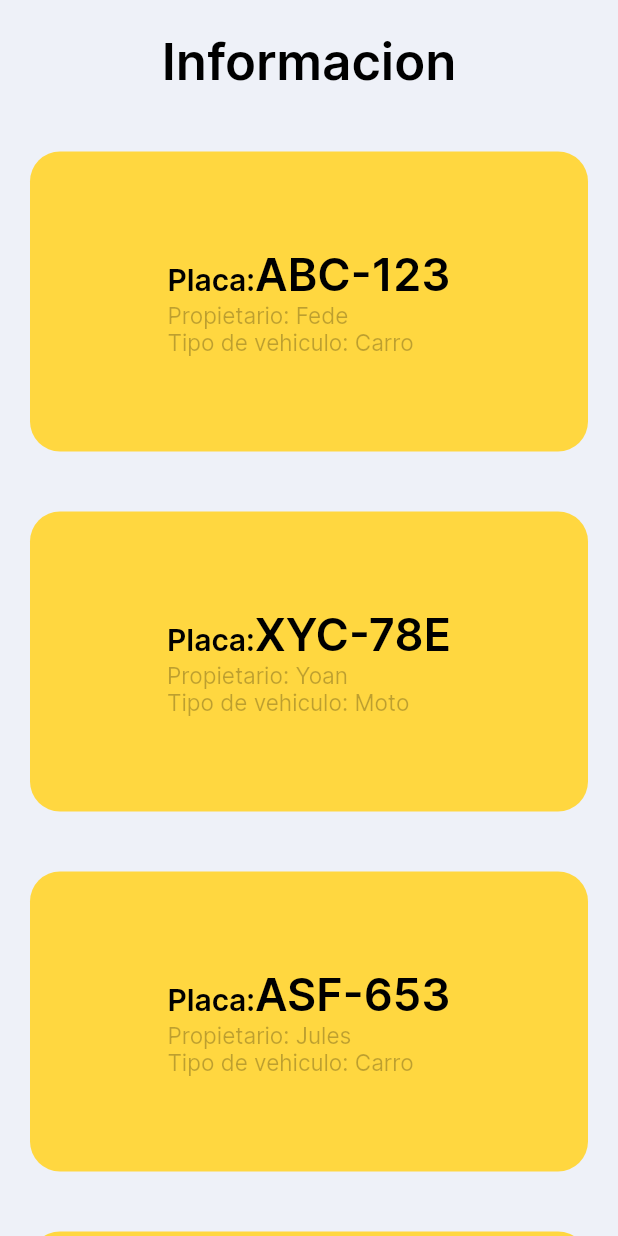
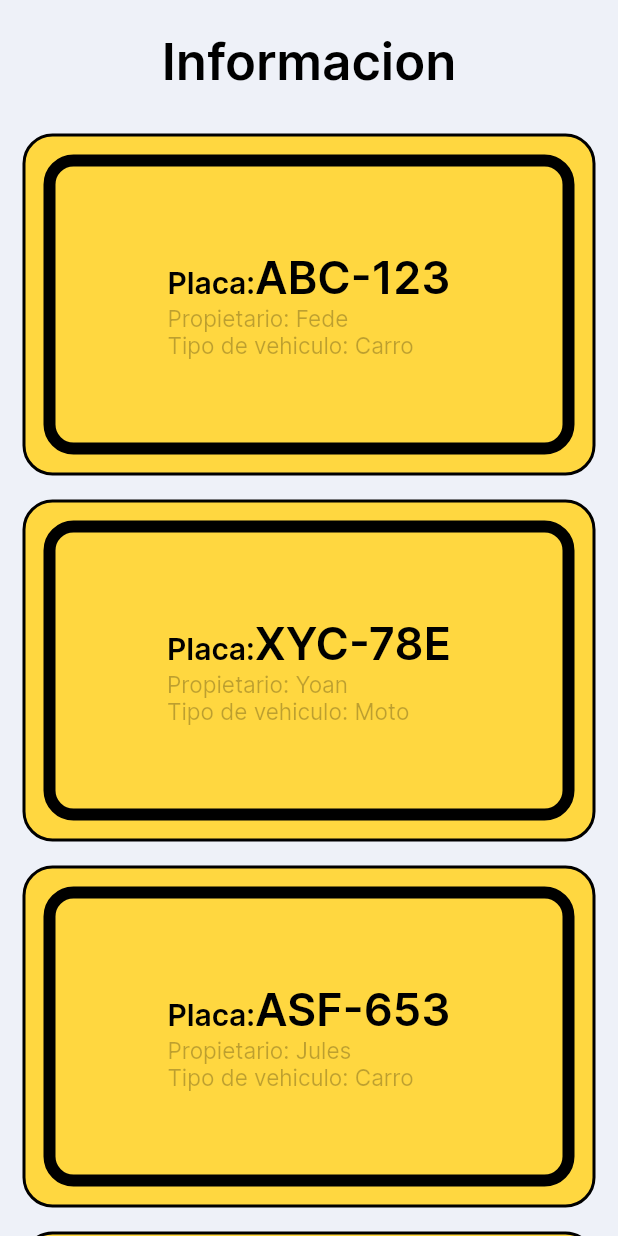
Before and after one commit to Maxtro2002/Final_Desarrollo_Movil, a Flutter app: the HomeScreen screen opened directly, on a phone screen of 412 x 824 dp. Run offline on Flutter 3.47's test engine with Material 2 defaults, Android fonts, the phone set to English and light mode, and no system bars; our stand-ins replace flutter_svg, rive.

Commit message:
Mejora estilo placas

```diff
--- a/lib/screens/home/homeScreen.dart
+++ b/lib/screens/home/homeScreen.dart
@@ -28,13 +28,29 @@ class HomeScreen extends StatelessWidget {
                     ...List.generate(
                       userVehicles.length,
                       (index) => Container(
-                        padding: const EdgeInsets.all(20),
+                        padding: const EdgeInsets.symmetric(horizontal: 15, vertical: 8),
+                        child: Container(
+                          decoration: BoxDecoration(
+                            border: Border.all(
+                              color: Colors.black,
+                              width: 2,
+                            ),
+                            color: Colors.amberAccent,
+                            borderRadius:
+                                const BorderRadius.all(Radius.circular(20)),
+                          ),
+                          padding: const EdgeInsets.all(12),
                           child: Container(
                             height: 200,
                             width: double.infinity,
-                          decoration: const BoxDecoration(
+                            decoration: BoxDecoration(
+                              border: Border.all(
+                                color: Colors.black,
+                                width: 8,
+                              ),
                               color: Colors.amberAccent,
-                            borderRadius: BorderRadius.all(Radius.circular(20)),
+                              borderRadius:
+                                  const BorderRadius.all(Radius.circular(20)),
                             ),
                             child: Center(
                               child: Padding(
@@ -90,6 +106,7 @@ class HomeScreen extends StatelessWidget {
                             ),
                           ),
                         ),
+                      ),
                     )
                   ],
                 ),
```
Lines whose indentation alone changed are shown as unchanged.
